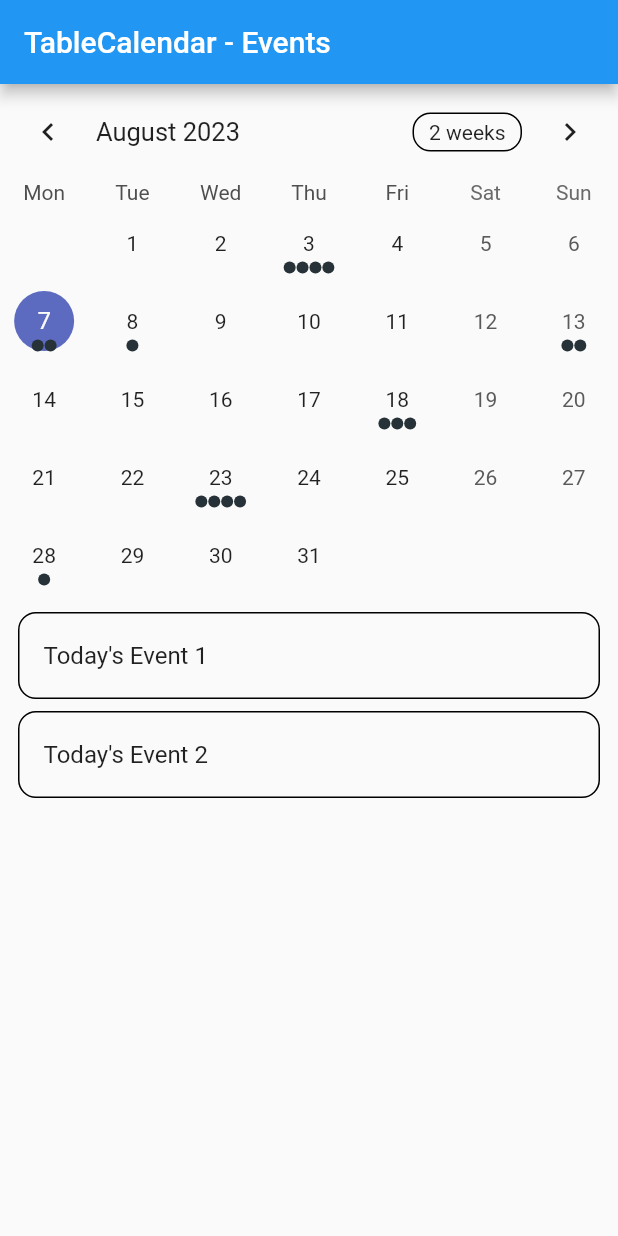
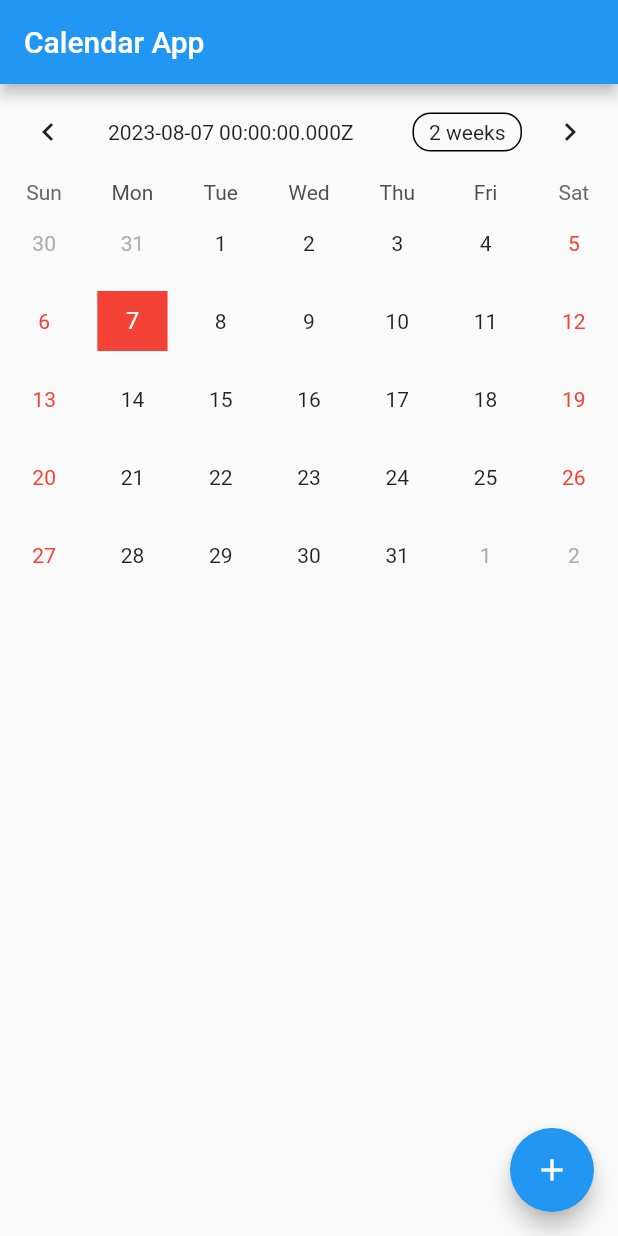
Before and after one commit to 8maziar/who-is-doing-the-dishes-app, a Flutter app: the Calendar screen opened directly, on a phone screen of 412 x 824 dp. Run offline on Flutter 3.47's test engine with Material 2 defaults, Android fonts, the phone set to English and light mode, and no system bars; drawn by our look-alikes of table_calendar; our stand-ins replace cloud_firestore, date_field, firebase_auth, firebase_core, google_sign_in; accounts and stored records are empty; network calls fail.

Commit message:
New calendar works properly

```diff
--- /dev/null
+++ b/lib/model/event.dart
@@ -0,0 +1,34 @@
+import 'package:cloud_firestore/cloud_firestore.dart';
+
+class Event {
+  final String title;
+  final String? description;
+  final DateTime date;
+  final String id;
+  Event({
+    required this.title,
+    this.description,
+    required this.date,
+    required this.id,
+  });
+
+
+  factory Event.fromFirestore(DocumentSnapshot<Map<String, dynamic>> snapshot,
+      [SnapshotOptions? options]) {
+    final data = snapshot.data()!;
+    return Event(
+      date: data['deadline'].toDate(),
+      title: data['title'],
+      description: data['description'],
+      id: snapshot.id,
+    );
+  }
+
+  Map<String, Object?> toFirestore() {
+    return {
+      "deadline": Timestamp.fromDate(date),
+      "title": title,
+      "description": description
+    };
+  }
+}
--- a/lib/pages/calendar.dart
+++ /dev/null
@@ -1,148 +0,0 @@
-import 'package:flutter/material.dart';
-import 'package:table_calendar/table_calendar.dart';
-
-import '../utils.dart';
-
-class Calendar extends StatefulWidget {
-  @override
-  _CalendarState createState() => _CalendarState();
-}
-
-class _CalendarState extends State<Calendar> {
-  late final ValueNotifier<List<Event>> _selectedEvents;
-  CalendarFormat _calendarFormat = CalendarFormat.month;
-  RangeSelectionMode _rangeSelectionMode = RangeSelectionMode
-      .toggledOff; // Can be toggled on/off by longpressing a date
-  DateTime _focusedDay = DateTime.now();
-  DateTime? _selectedDay;
-  DateTime? _rangeStart;
-  DateTime? _rangeEnd;
-
-  @override
-  void initState() {
-    super.initState();
-    _selectedDay = _focusedDay;
-    _selectedEvents = ValueNotifier(_getEventsForDay(_selectedDay!));
-  }
-
-  @override
-  void dispose() {
-    _selectedEvents.dispose();
-    super.dispose();
-  }
-
-  List<Event> _getEventsForDay(DateTime day) {
-    // Implementation example
-    return kEvents[day] ?? [];
-  }
-
-  List<Event> _getEventsForRange(DateTime start, DateTime end) {
-    // Implementation example
-    final days = daysInRange(start, end);
-
-    return [
-      for (final d in days) ..._getEventsForDay(d),
-    ];
-  }
-
-  void _onDaySelected(DateTime selectedDay, DateTime focusedDay) {
-    if (!isSameDay(_selectedDay, selectedDay)) {
-      setState(() {
-        _selectedDay = selectedDay;
-        _focusedDay = focusedDay;
-        _rangeStart = null; // Important to clean those
-        _rangeEnd = null;
-        _rangeSelectionMode = RangeSelectionMode.toggledOff;
-      });
-
-      _selectedEvents.value = _getEventsForDay(selectedDay);
-    }
-  }
-
-  void _onRangeSelected(DateTime? start, DateTime? end, DateTime focusedDay) {
-    setState(() {
-      _selectedDay = null;
-      _focusedDay = focusedDay;
-      _rangeStart = start;
-      _rangeEnd = end;
-      _rangeSelectionMode = RangeSelectionMode.toggledOn;
-    });
-
-    // `start` or `end` could be null
-    if (start != null && end != null) {
-      _selectedEvents.value = _getEventsForRange(start, end);
-    } else if (start != null) {
-      _selectedEvents.value = _getEventsForDay(start);
-    } else if (end != null) {
-      _selectedEvents.value = _getEventsForDay(end);
-    }
-  }
-
-  @override
-  Widget build(BuildContext context) {
-    return Scaffold(
-      appBar: AppBar(
-        title: Text('TableCalendar - Events'),
-      ),
-      body: Column(
-        children: [
-          TableCalendar<Event>(
-            firstDay: kFirstDay,
-            lastDay: kLastDay,
-            focusedDay: _focusedDay,
-            selectedDayPredicate: (day) => isSameDay(_selectedDay, day),
-            rangeStartDay: _rangeStart,
-            rangeEndDay: _rangeEnd,
-            calendarFormat: _calendarFormat,
-            rangeSelectionMode: _rangeSelectionMode,
-            eventLoader: _getEventsForDay,
-            startingDayOfWeek: StartingDayOfWeek.monday,
-            calendarStyle: CalendarStyle(
-              // Use `CalendarStyle` to customize the UI
-              outsideDaysVisible: false,
-            ),
-            onDaySelected: _onDaySelected,
-            onRangeSelected: _onRangeSelected,
-            onFormatChanged: (format) {
-              if (_calendarFormat != format) {
-                setState(() {
-                  _calendarFormat = format;
-                });
-              }
-            },
-            onPageChanged: (focusedDay) {
-              _focusedDay = focusedDay;
-            },
-          ),
-          const SizedBox(height: 8.0),
-          Expanded(
-            child: ValueListenableBuilder<List<Event>>(
-              valueListenable: _selectedEvents,
-              builder: (context, value, _) {
-                return ListView.builder(
-                  itemCount: value.length,
-                  itemBuilder: (context, index) {
-                    return Container(
-                      margin: const EdgeInsets.symmetric(
-                        horizontal: 12.0,
-                        vertical: 4.0,
-                      ),
-                      decoration: BoxDecoration(
-                        border: Border.all(),
-                        borderRadius: BorderRadius.circular(12.0),
-                      ),
-                      child: ListTile(
-                        onTap: () => print('${value[index]}'),
-                        title: Text('${value[index]}'),
-                      ),
-                    );
-                  },
-                );
-              },
-            ),
-          ),
-        ],
-      ),
-    );
-  }
-}
--- /dev/null
+++ b/lib/pages/calendar/new_calendar.dart
@@ -0,0 +1,194 @@
+import 'dart:collection';
+import 'package:cloud_firestore/cloud_firestore.dart';
+import 'package:flutter/material.dart';
+import 'package:whos_doing_the_dishes/pages/calendar/edit_event.dart';
+import 'package:table_calendar/table_calendar.dart';
+import '../../model/event.dart';
+import '../../components/event_item.dart';
+import './add_event.dart';
+
+class Calendar extends StatefulWidget {
+  const Calendar({super.key});
+
+  @override
+  State<Calendar> createState() => _Calendar();
+}
+
+class _Calendar extends State<Calendar> {
+  late DateTime _focusedDay;
+  late DateTime _firstDay;
+  late DateTime _lastDay;
+  late DateTime _selectedDay;
+  late CalendarFormat _calendarFormat;
+  late Map<DateTime, List<Event>> _events;
+
+  int getHashCode(DateTime key) {
+    return key.day * 1000000 + key.month * 10000 + key.year;
+  }
+
+  @override
+  void initState() {
+    super.initState();
+    _events = LinkedHashMap(
+      equals: isSameDay,
+      hashCode: getHashCode,
+    );
+    _focusedDay = DateTime.now();
+    _firstDay = DateTime.now().subtract(const Duration(days: 1000));
+    _lastDay = DateTime.now().add(const Duration(days: 1000));
+    _selectedDay = DateTime.now();
+    _calendarFormat = CalendarFormat.month;
+    _loadFirestoreEvents();
+  }
+
+  _loadFirestoreEvents() async {
+    final firstDay = DateTime(_focusedDay.year, _focusedDay.month, 1);
+    final lastDay = DateTime(_focusedDay.year, _focusedDay.month + 1, 0);
+    _events = {};
+
+    final snap = await FirebaseFirestore.instance
+        .collection('chores')
+        .where('deadline', isGreaterThanOrEqualTo: firstDay)
+        .where('deadline', isLessThanOrEqualTo: lastDay)
+        .withConverter(
+            fromFirestore: Event.fromFirestore,
+            toFirestore: (event, options) => event.toFirestore())
+        .get();
+    for (var doc in snap.docs) {
+      final event = doc.data();
+      final day =
+          DateTime.utc(event.date.year, event.date.month, event.date.day);
+      if (_events[day] == null) {
+        _events[day] = [];
+      }
+      _events[day]!.add(event);
+    }
+    setState(() {});
+  }
+
+  List<Event> _getEventsForTheDay(DateTime day) {
+    return _events[day] ?? [];
+  }
+
+  @override
+  Widget build(BuildContext context) {
+    return Scaffold(
+      appBar: AppBar(title: const Text('Calendar App')),
+      body: ListView(
+        children: [
+          TableCalendar(
+            eventLoader: _getEventsForTheDay,
+            calendarFormat: _calendarFormat,
+            onFormatChanged: (format) {
+              setState(() {
+                _calendarFormat = format;
+              });
+            },
+            focusedDay: _focusedDay,
+            firstDay: _firstDay,
+            lastDay: _lastDay,
+            onPageChanged: (focusedDay) {
+              setState(() {
+                _focusedDay = focusedDay;
+              });
+              _loadFirestoreEvents();
+            },
+            selectedDayPredicate: (day) => isSameDay(day, _selectedDay),
+            onDaySelected: (selectedDay, focusedDay) {
+              print(_events[selectedDay]);
+              setState(() {
+                _selectedDay = selectedDay;
+                _focusedDay = focusedDay;
+              });
+            },
+            calendarStyle: const CalendarStyle(
+              weekendTextStyle: TextStyle(
+                color: Colors.red,
+              ),
+              selectedDecoration: BoxDecoration(
+                shape: BoxShape.rectangle,
+                color: Colors.red,
+              ),
+            ),
+            calendarBuilders: CalendarBuilders(
+              headerTitleBuilder: (context, day) {
+                return Container(
+                  padding: const EdgeInsets.all(8.0),
+                  child: Text(day.toString()),
+                );
+              },
+            ),
+          ),
+          ..._getEventsForTheDay(_selectedDay).map(
+            (event) => EventItem(
+                event: event,
+                onTap: () async {
+                  final res = await Navigator.push<bool>(
+                    context,
+                    MaterialPageRoute(
+                      builder: (_) => EditEvent(
+                          firstDate: _firstDay,
+                          lastDate: _lastDay,
+                          event: event),
+                    ),
+                  );
+                  if (res ?? false) {
+                    _loadFirestoreEvents();
+                  }
+                },
+                onDelete: () async {
+                  final delete = await showDialog<bool>(
+                    context: context,
+                    builder: (_) => AlertDialog(
+                      title: const Text("Delete Event?"),
+                      content: const Text("Are you sure you want to delete?"),
+                      actions: [
+                        TextButton(
+                          onPressed: () => Navigator.pop(context, false),
+                          style: TextButton.styleFrom(
+                            foregroundColor: Colors.black,
+                          ),
+                          child: const Text("No"),
+                        ),
+                        TextButton(
+                          onPressed: () => Navigator.pop(context, true),
+                          style: TextButton.styleFrom(
+                            foregroundColor: Colors.red,
+                          ),
+                          child: const Text("Yes"),
+                        ),
+                      ],
+                    ),
+                  );
+                  if (delete ?? false) {
+                    await FirebaseFirestore.instance
+                        .collection('chores')
+                        .doc(event.id)
+                        .delete();
+                    _loadFirestoreEvents();
+                  }
+                }),
+          ),
+        ],
+      ),
+      floatingActionButton: FloatingActionButton(
+        onPressed: () async {
+          final result = await Navigator.push<bool>(
+            context,
+            MaterialPageRoute(
+              builder: (_) => AddEvent(
+                firstDate: _firstDay,
+                lastDate: _lastDay,
+                selectedDate: _selectedDay,
+              ),
+            ),
+          );
+          if (result ?? false) {
+            _loadFirestoreEvents();
+          }
+        },
+        child: const Icon(Icons.add),
+      ),
+    );
+  }
+}
--- a/lib/pages/home_page.dart
+++ b/lib/pages/home_page.dart
@@ -11,11 +11,11 @@
   State<HomePage2> createState() => _HomePage2State();
 }
 
-final user = FirebaseAuth.instance.currentUser!;
+final User = FirebaseAuth.instance.currentUser!;
 Future<List<String>> getAssignedDocIds() async {
   final assignedDocs = await FirebaseFirestore.instance
       .collection('chores')
-      .where('assignedTo', isEqualTo: user.email)
+      .where('assignedTo', isEqualTo: User.email)
       .get();
 
   return assignedDocs.docs.map((doc) => doc.id).toList();
@@ -26,7 +26,7 @@
 Future<List<String>> getCompletedDocIds() async {
   final completedDocs = await FirebaseFirestore.instance
       .collection('chores')
-      .where('assignedTo', isEqualTo: user.email)
+      .where('assignedTo', isEqualTo: User.email)
       .where('isDone', isEqualTo: true)
       .get();
 
--- a/lib/pages/hub_page.dart
+++ b/lib/pages/hub_page.dart
@@ -3,7 +3,8 @@ import 'package:flutter/material.dart';
 import 'package:whos_doing_the_dishes/pages/home_page.dart';
 import 'completedChores.dart';
 import 'createNewChore.dart';
-import 'calendar.dart';
+import 'calendar/new_calendar.dart';
+/* import 'calendar.dart'; */
 
 class HomePage extends StatefulWidget {
   const HomePage({super.key});
--- a/lib/utils.dart
+++ /dev/null
@@ -1,49 +0,0 @@
-import 'dart:collection';
-
-import 'package:table_calendar/table_calendar.dart';
-
-/// Example event class.
-class Event {
-  final String title;
-
-  const Event(this.title);
-
-  @override
-  String toString() => title;
-}
-
-/// Example events.
-///
-/// Using a [LinkedHashMap] is highly recommended if you decide to use a map.
-final kEvents = LinkedHashMap<DateTime, List<Event>>(
-  equals: isSameDay,
-  hashCode: getHashCode,
-)..addAll(_kEventSource);
-
-final _kEventSource = Map.fromIterable(List.generate(50, (index) => index),
-    key: (item) => DateTime.utc(kFirstDay.year, kFirstDay.month, item * 5),
-    value: (item) => List.generate(
-        item % 4 + 1, (index) => Event('Event $item | ${index + 1}')))
-  ..addAll({
-    kToday: [
-      Event('Today\'s Event 1'),
-      Event('Today\'s Event 2'),
-    ],
-  });
-
-int getHashCode(DateTime key) {
-  return key.day * 1000000 + key.month * 10000 + key.year;
-}
-
-/// Returns a list of [DateTime] objects from [first] to [last], inclusive.
-List<DateTime> daysInRange(DateTime first, DateTime last) {
-  final dayCount = last.difference(first).inDays + 1;
-  return List.generate(
-    dayCount,
-    (index) => DateTime.utc(first.year, first.month, first.day + index),
-  );
-}
-
-final kToday = DateTime.now();
-final kFirstDay = DateTime(kToday.year, kToday.month - 3, kToday.day);
-final kLastDay = DateTime(kToday.year, kToday.month + 3, kToday.day);
--- a/pubspec.yaml
+++ b/pubspec.yaml
@@ -30,6 +30,7 @@ environment:
 dependencies:
   flutter:
     sdk: flutter
+  provider: ^5.0.0
   table_calendar: ^3.0.9
   cupertino_icons: ^1.0.2
   firebase_core: ^2.15.0
```
Also changed, not shown: lib/components/event_item.dart (added, +32 -0 lines), lib/main.dart (+6 -4 lines), lib/pages/calendar/add_event.dart (added, +84 -0 lines), lib/pages/calendar/edit_event.dart (added, +87 -0 lines), pubspec.lock.
